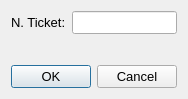
Above: src/imprimir/imprimir.ui from germanbravolopez/laideal before the change. Below: the same form after it.
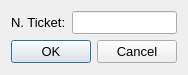
That is the form after the change.

```diff
--- a/src/imprimir/imprimir.ui
+++ b/src/imprimir/imprimir.ui
@@ -7,7 +7,7 @@
     <x>0</x>
     <y>0</y>
     <width>184</width>
-    <height>99</height>
+    <height>75</height>
    </rect>
   </property>
   <property name="font">
@@ -29,20 +29,7 @@
    <item row="0" column="1">
     <widget class="QLineEdit" name="le_n_ticket"/>
    </item>
-   <item row="1" column="0">
-    <spacer name="verticalSpacer">
-     <property name="orientation">
-      <enum>Qt::Vertical</enum>
-     </property>
-     <property name="sizeHint" stdset="0">
-      <size>
-       <width>20</width>
-       <height>40</height>
-      </size>
-     </property>
-    </spacer>
-   </item>
-   <item row="2" column="0" colspan="2">
+   <item row="1" column="0" colspan="2">
     <widget class="QDialogButtonBox" name="bb_ok_cancel">
      <property name="orientation">
       <enum>Qt::Horizontal</enum>
```
